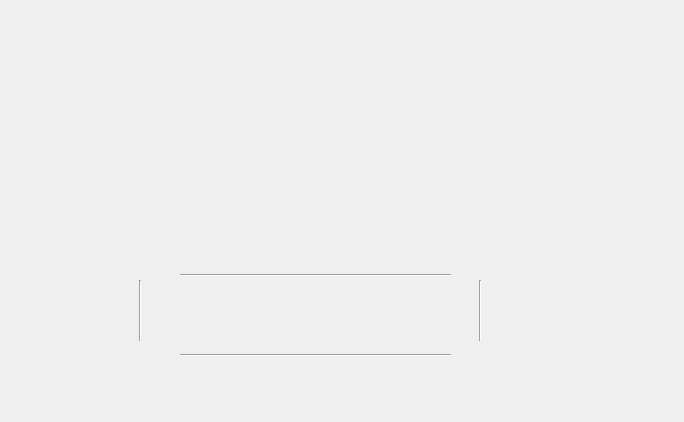
Before: the Qt Designer form SongScreen.ui in davjd/music-player, drawn with Qt 5.
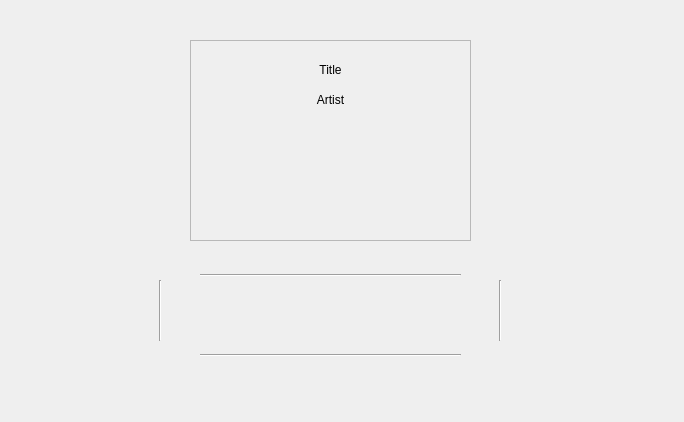
After: the same form once the commit is applied. Icons and pictures are not drawn.

```diff
--- a/SongScreen.ui
+++ b/SongScreen.ui
@@ -16,7 +16,7 @@
   <widget class="QLabel" name="label">
    <property name="geometry">
     <rect>
-     <x>150</x>
+     <x>170</x>
      <y>290</y>
      <width>51</width>
      <height>41</height>
@@ -35,7 +35,7 @@
   <widget class="QLabel" name="label_2">
    <property name="geometry">
     <rect>
-     <x>420</x>
+     <x>440</x>
      <y>290</y>
      <width>51</width>
      <height>41</height>
@@ -54,7 +54,7 @@
   <widget class="QLabel" name="label_3">
    <property name="geometry">
     <rect>
-     <x>280</x>
+     <x>300</x>
      <y>280</y>
      <width>71</width>
      <height>61</height>
@@ -73,9 +73,9 @@
   <widget class="Line" name="line">
    <property name="geometry">
     <rect>
-     <x>180</x>
+     <x>200</x>
      <y>340</y>
-     <width>271</width>
+     <width>261</width>
      <height>31</height>
     </rect>
    </property>
@@ -86,9 +86,9 @@
   <widget class="Line" name="line_2">
    <property name="geometry">
     <rect>
-     <x>180</x>
+     <x>200</x>
      <y>260</y>
-     <width>271</width>
+     <width>261</width>
      <height>31</height>
     </rect>
    </property>
@@ -99,7 +99,7 @@
   <widget class="Line" name="line_3">
    <property name="geometry">
     <rect>
-     <x>130</x>
+     <x>150</x>
      <y>280</y>
      <width>20</width>
      <height>61</height>
@@ -112,7 +112,7 @@
   <widget class="Line" name="line_4">
    <property name="geometry">
     <rect>
-     <x>470</x>
+     <x>490</x>
      <y>280</y>
      <width>20</width>
      <height>61</height>
@@ -122,6 +122,69 @@
     <enum>Qt::Vertical</enum>
    </property>
   </widget>
+  <widget class="QFrame" name="border">
+   <property name="geometry">
+    <rect>
+     <x>190</x>
+     <y>40</y>
+     <width>281</width>
+     <height>201</height>
+    </rect>
+   </property>
+   <property name="autoFillBackground">
+    <bool>false</bool>
+   </property>
+   <property name="frameShape">
+    <enum>QFrame::StyledPanel</enum>
+   </property>
+   <property name="frameShadow">
+    <enum>QFrame::Raised</enum>
+   </property>
+   <widget class="QLabel" name="title">
+    <property name="geometry">
+     <rect>
+      <x>0</x>
+      <y>20</y>
+      <width>281</width>
+      <height>20</height>
+     </rect>
+    </property>
+    <property name="layoutDirection">
+     <enum>Qt::LeftToRight</enum>
+    </property>
+    <property name="frameShape">
+     <enum>QFrame::NoFrame</enum>
+    </property>
+    <property name="text">
+     <string>Title</string>
+    </property>
+    <property name="alignment">
+     <set>Qt::AlignCenter</set>
+    </property>
+   </widget>
+   <widget class="QLabel" name="artist">
+    <property name="geometry">
+     <rect>
+      <x>0</x>
+      <y>50</y>
+      <width>281</width>
+      <height>20</height>
+     </rect>
+    </property>
+    <property name="layoutDirection">
+     <enum>Qt::LeftToRight</enum>
+    </property>
+    <property name="frameShape">
+     <enum>QFrame::NoFrame</enum>
+    </property>
+    <property name="text">
+     <string>Artist</string>
+    </property>
+    <property name="alignment">
+     <set>Qt::AlignCenter</set>
+    </property>
+   </widget>
+  </widget>
  </widget>
  <resources>
   <include location="images.qrc"/>
```
Left out of the diff: 6 changed lines with no effect on the pictures.
